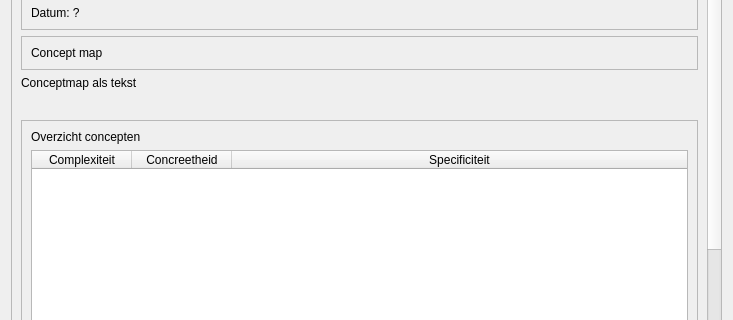
Above: Projects/ProjectBrainweaver/qtpvdbprintratingdialog.ui from richelbilderbeek/ProjectRichelBilderbeek before the change; both pictures show x 0 to 733 and y 105 to 425 of the 733 by 618 pixel window. Below: the same form after it.
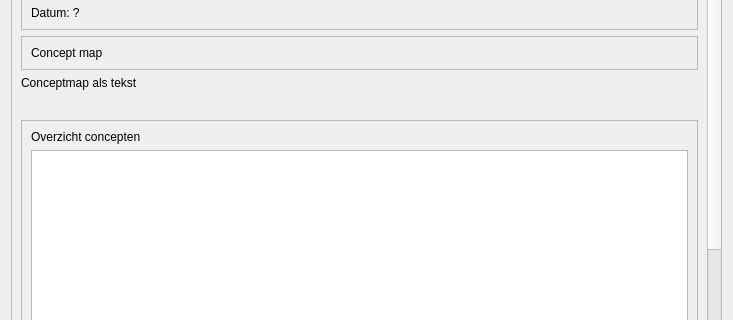
That is the form after the change. Icons and pictures are not drawn.

```diff
--- a/Projects/ProjectBrainweaver/qtpvdbprintratingdialog.ui
+++ b/Projects/ProjectBrainweaver/qtpvdbprintratingdialog.ui
@@ -169,7 +169,7 @@
              <bool>true</bool>
             </property>
             <attribute name="horizontalHeaderVisible">
-             <bool>true</bool>
+             <bool>false</bool>
             </attribute>
             <attribute name="horizontalHeaderHighlightSections">
              <bool>true</bool>
```
Left out of the diff: 3 changed lines with no effect on the pictures.
